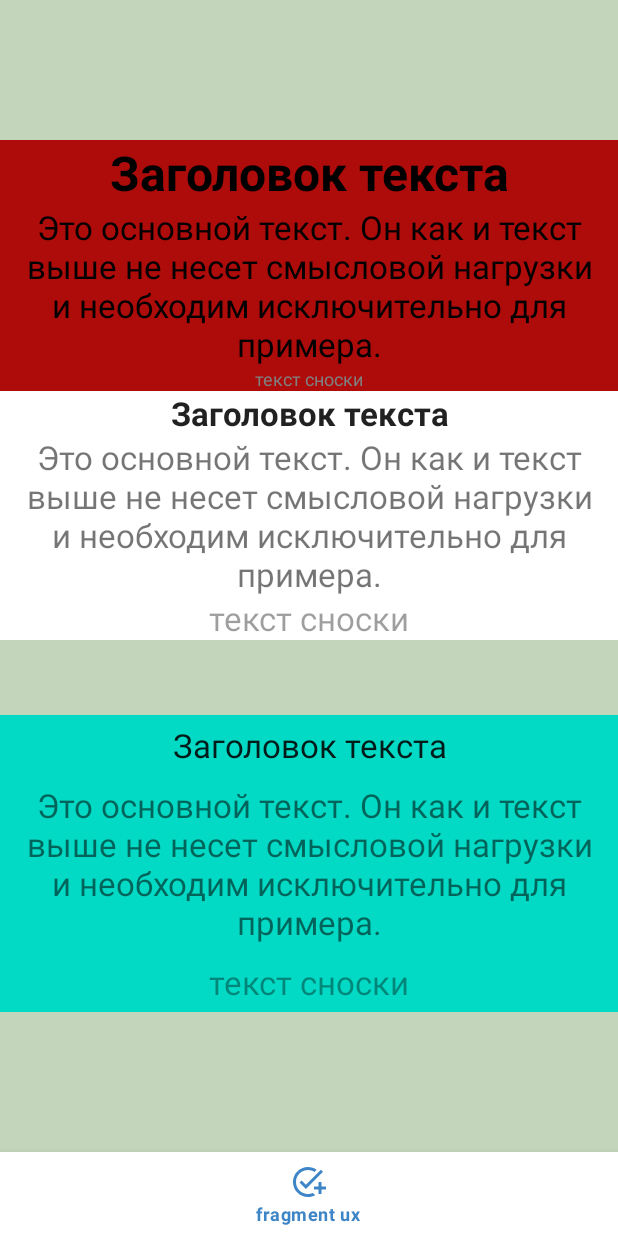
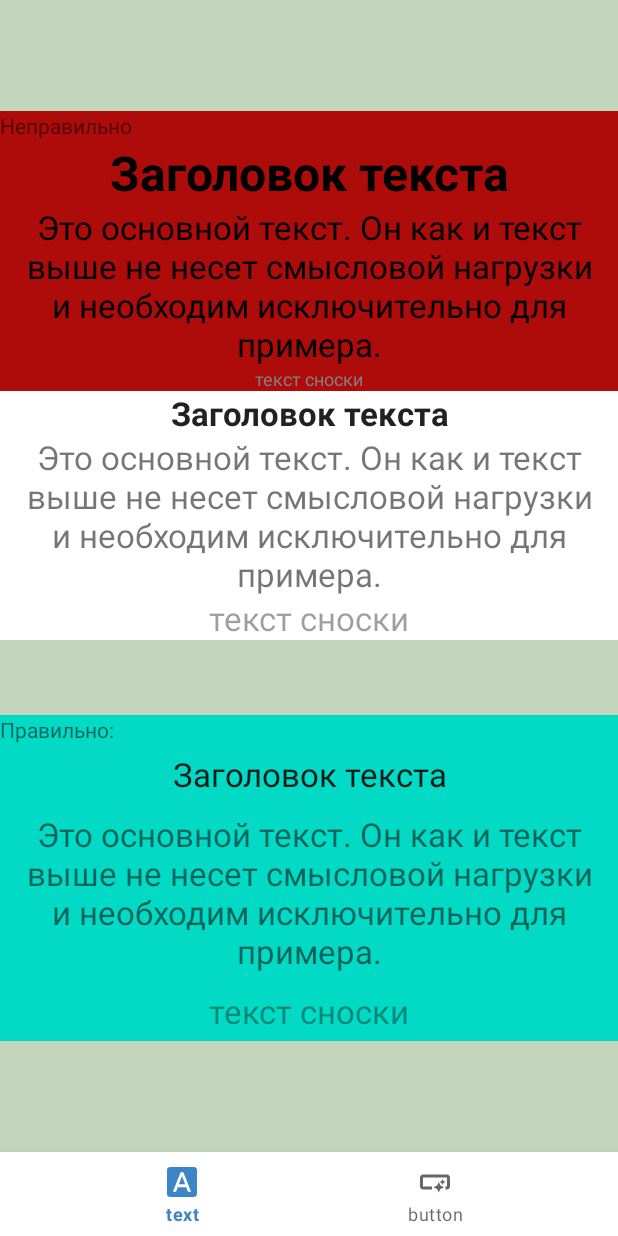
Before and after one commit to vikzak/MaterialDesignMay, an Android app: the UXActivity screen opened directly, with no data from a screen before it, on a phone screen of 412 x 824 dp. Run offline under Robolectric (Android 15) with nearby library versions, the phone set to English and light mode, and no system bars; Roboto replaces fonts that are not available here.

Commit message:
ДЗ№8 5) разобран пример реализации правильного и неправильного подхода к оформлению кнопок в material дизайне.

```diff
--- /dev/null
+++ b/app/src/main/java/com/example/materialdesign/view/ux/TextUXFragment.kt
@@ -0,0 +1,34 @@
+package com.example.materialdesign.view.ux
+
+import android.os.Bundle
+import android.view.*
+import androidx.fragment.app.Fragment
+import com.example.materialdesign.databinding.FragmentUxTextBinding
+
+
+class TextUXFragment : Fragment() {
+
+    private var _binding: FragmentUxTextBinding? = null
+    private val binding: FragmentUxTextBinding
+        get() = _binding!!
+
+
+    companion object {
+        fun newInstance() = TextUXFragment()
+    }
+
+    override fun onCreateView(
+        inflater: LayoutInflater,
+        container: ViewGroup?,
+        savedInstanceState: Bundle?
+    ): View? {
+        _binding = FragmentUxTextBinding.inflate(inflater, container, false)
+        return binding.root
+    }
+
+
+    override fun onDestroy() {
+        super.onDestroy()
+        _binding = null
+    }
+}
--- a/app/src/main/java/com/example/materialdesign/view/ux/UXActivity.kt
+++ b/app/src/main/java/com/example/materialdesign/view/ux/UXActivity.kt
@@ -1,21 +1,15 @@
 package com.example.materialdesign.view.ux
 
 
-import android.content.Intent
 import android.os.Bundle
-import android.os.Handler
-import android.widget.ImageView
 import androidx.appcompat.app.AppCompatActivity
 import androidx.fragment.app.Fragment
 import com.example.materialdesign.R
-import com.example.materialdesign.databinding.ActivityMainBinding
 import com.example.materialdesign.databinding.ActivityUxBinding
-import com.example.materialdesign.view.MainActivity
-import com.example.materialdesign.view.MainFragment
 
 
 class UXActivity : AppCompatActivity() {
-    lateinit var binding : ActivityUxBinding
+    lateinit var binding: ActivityUxBinding
 
 
     override fun onCreate(savedInstanceState: Bundle?) {
@@ -24,18 +18,21 @@ class UXActivity : AppCompatActivity() {
         setContentView(binding.root)
 
         binding.bottomNavigationViewUX.setOnItemSelectedListener {
-            when(it.itemId){
-                R.id.fragment_ux->{
-                    navigateTo(UXFragment.newInstance())
+            when (it.itemId) {
+                R.id.fragment_ux_text -> {
+                    navigateTo(TextUXFragment.newInstance())
+                }
+                R.id.fragment_ux_button -> {
+                    navigateTo(ButtonUXFragment.newInstance())
                 }
             }
             true
         }
-        binding.bottomNavigationViewUX.selectedItemId = R.id.fragment_ux
+        binding.bottomNavigationViewUX.selectedItemId = R.id.fragment_ux_text
     }
 
-    fun navigateTo(fragment: Fragment){
-        supportFragmentManager.beginTransaction().replace(R.id.container,fragment).commit()
+    fun navigateTo(fragment: Fragment) {
+        supportFragmentManager.beginTransaction().replace(R.id.container, fragment).commit()
     }
 
 }
--- a/app/src/main/java/com/example/materialdesign/view/ux/UXFragment.kt
+++ /dev/null
@@ -1,58 +0,0 @@
-package com.example.materialdesign.view.ux
-
-import android.content.Intent
-import android.net.Uri
-import android.os.Build
-import android.os.Bundle
-import android.util.Log
-import android.view.*
-import android.widget.ImageView
-import android.widget.Toast
-import androidx.annotation.RequiresApi
-import androidx.constraintlayout.widget.ConstraintLayout
-import androidx.core.content.ContextCompat
-import androidx.fragment.app.Fragment
-import androidx.fragment.app.viewModels
-import androidx.lifecycle.coroutineScope
-import androidx.transition.ChangeImageTransform
-import androidx.transition.TransitionManager
-import coil.load
-import com.example.materialdesign.R
-import com.example.materialdesign.databinding.FragmentMainBinding
-import com.example.materialdesign.databinding.FragmentUxBinding
-import com.example.materialdesign.repository.NasaRepositoryImplementation
-import com.example.materialdesign.view.chips.SettingFragment
-import com.example.materialdesign.view.layout_maket.animations.AnimationActivityBonus
-import com.example.materialdesign.view.recycler_view.RecyclerActivity
-import com.example.materialdesign.view.ui.BottomNavigationDrawerFragment
-import com.example.materialdesign.view.ui.ESIBottomSheetDialogFragment
-import com.google.android.material.bottomappbar.BottomAppBar
-import com.google.android.material.bottomsheet.BottomSheetBehavior
-
-
-class UXFragment : Fragment() {
-
-    private var _binding: FragmentUxBinding? = null
-    private val binding: FragmentUxBinding
-        get() = _binding!!
-
-
-    companion object {
-        fun newInstance() = UXFragment()
-    }
-
-    override fun onCreateView(
-        inflater: LayoutInflater,
-        container: ViewGroup?,
-        savedInstanceState: Bundle?
-    ): View? {
-        _binding = FragmentUxBinding.inflate(inflater, container, false)
-        return binding.root
-    }
-
-
-    override fun onDestroy() {
-        super.onDestroy()
-        _binding = null
-    }
-}
--- a/app/src/main/res/drawable/ic_baseline_smart_button_24.xml
+++ b/app/src/main/res/drawable/ic_baseline_smart_button_24.xml
@@ -1,4 +1,4 @@
-<vector android:height="24dp" android:tint="#FFFFFF"
+<vector android:height="24dp" android:tint="#000000"
     android:viewportHeight="24" android:viewportWidth="24"
     android:width="24dp" xmlns:android="http://schemas.android.com/apk/res/android">
     <path android:fillColor="@android:color/white" android:pathData="M22,9v6c0,1.1 -0.9,2 -2,2h-1l0,-2h1V9H4v6h6v2H4c-1.1,0 -2,-0.9 -2,-2V9c0,-1.1 0.9,-2 2,-2h16C21.1,7 22,7.9 22,9zM14.5,19l1.09,-2.41L18,15.5l-2.41,-1.09L14.5,12l-1.09,2.41L11,15.5l2.41,1.09L14.5,19zM17,14l0.62,-1.38L19,12l-1.38,-0.62L17,10l-0.62,1.38L15,12l1.38,0.62L17,14zM14.5,19l1.09,-2.41L18,15.5l-2.41,-1.09L14.5,12l-1.09,2.41L11,15.5l2.41,1.09L14.5,19zM17,14l0.62,-1.38L19,12l-1.38,-0.62L17,10l-0.62,1.38L15,12l1.38,0.62L17,14z"/>
--- a/app/src/main/res/layout/fragment_ux.xml
+++ b/app/src/main/res/layout/fragment_ux_text.xml
@@ -3,17 +3,22 @@
     xmlns:app="http://schemas.android.com/apk/res-auto"
     android:layout_width="match_parent"
     android:layout_height="match_parent"
+    android:background="@color/mypalettegreen_100"
     android:gravity="center"
-    android:orientation="vertical"
-    android:background="@color/mypalettegreen_100">
+    android:orientation="vertical">
 
 
     <LinearLayout
         android:layout_width="match_parent"
         android:layout_height="wrap_content"
-        android:orientation="vertical"
         android:background="@color/colorAccent"
-        android:gravity="center">
+        android:gravity="center"
+        android:orientation="vertical">
+
+        <TextView
+            android:layout_width="match_parent"
+            android:layout_height="wrap_content"
+            android:text="@string/notgood" />
 
         <TextView
             android:layout_width="match_parent"
@@ -22,29 +27,31 @@
             android:textAlignment="center"
             android:textColor="@color/black"
             android:textSize="32sp"
-            android:textStyle="bold"/>
+            android:textStyle="bold" />
+
         <TextView
             android:layout_width="match_parent"
             android:layout_height="wrap_content"
             android:text="Это основной текст. Он как и текст выше не несет смысловой нагрузки и необходим исключительно для примера."
             android:textAlignment="center"
             android:textColor="@color/black"
-            android:textSize="22sp"/>
+            android:textSize="22sp" />
+
         <TextView
             android:layout_width="match_parent"
             android:layout_height="wrap_content"
             android:text="текст сноски"
             android:textAlignment="center"
             android:textColor="@color/color_gray_two"
-            android:textSize="12sp"/>
+            android:textSize="12sp" />
     </LinearLayout>
 
     <LinearLayout
         android:layout_width="match_parent"
         android:layout_height="wrap_content"
-        android:orientation="vertical"
+        android:background="@color/white"
         android:gravity="center"
-        android:background="@color/white">
+        android:orientation="vertical">
 
         <TextView
             android:layout_width="match_parent"
@@ -53,56 +60,66 @@
             android:textAlignment="center"
             android:textColor="@color/textDarkPrimary"
             android:textSize="22sp"
-            android:textStyle="bold"/>
+            android:textStyle="bold" />
+
         <TextView
             android:layout_width="match_parent"
             android:layout_height="wrap_content"
             android:text="Это основной текст. Он как и текст выше не несет смысловой нагрузки и необходим исключительно для примера."
             android:textAlignment="center"
             android:textColor="@color/textDarkSecondary"
-            android:textSize="22sp"/>
+            android:textSize="22sp" />
+
         <TextView
             android:layout_width="match_parent"
             android:layout_height="wrap_content"
             android:text="текст сноски"
             android:textAlignment="center"
             android:textColor="@color/textDarkDisabled"
-            android:textSize="22sp"/>
+            android:textSize="22sp" />
     </LinearLayout>
+
     <Space
         android:layout_width="match_parent"
-        android:layout_height="50dp"/>
+        android:layout_height="50dp" />
 
     <LinearLayout
         android:layout_width="match_parent"
         android:layout_height="wrap_content"
-        android:orientation="vertical"
         android:background="@color/teal_200"
-        android:gravity="center">
+        android:gravity="center"
+        android:orientation="vertical">
 
         <TextView
             android:layout_width="match_parent"
             android:layout_height="wrap_content"
+            android:text="@string/good" />
+
+        <TextView
+            android:layout_width="match_parent"
+            android:layout_height="wrap_content"
+            android:layout_margin="5dp"
             android:text="Заголовок текста"
             android:textAlignment="center"
             android:textColor="@color/textDarkPrimary"
-            android:textSize="22sp"
-            android:layout_margin="5dp"/>
+            android:textSize="22sp" />
+
         <TextView
             android:layout_width="match_parent"
             android:layout_height="wrap_content"
+            android:layout_margin="5dp"
             android:text="Это основной текст. Он как и текст выше не несет смысловой нагрузки и необходим исключительно для примера."
             android:textAlignment="center"
             android:textColor="@color/textDarkSecondary"
-            android:textSize="22sp"
-            android:layout_margin="5dp"/>
+            android:textSize="22sp" />
+
         <TextView
             android:layout_width="match_parent"
             android:layout_height="wrap_content"
+            android:layout_margin="5dp"
             android:text="текст сноски"
             android:textAlignment="center"
             android:textColor="@color/textDarkDisabled"
-            android:textSize="22sp"
-            android:layout_margin="5dp"/>
+            android:textSize="22sp" />
     </LinearLayout>
 </LinearLayout>
--- a/app/src/main/res/menu/menu_bottom_navigation_view_ux.xml
+++ b/app/src/main/res/menu/menu_bottom_navigation_view_ux.xml
@@ -1,10 +1,15 @@
 <?xml version="1.0" encoding="utf-8"?>
 <menu xmlns:android="http://schemas.android.com/apk/res/android">
-    <item android:id="@+id/fragment_ux"
-        android:icon="@drawable/ic_baseline_add_task_24"
-        android:tooltipText="@string/fragment_ux"
-        android:title="@string/fragment_ux"/>
-
+    <item
+        android:id="@+id/fragment_ux_text"
+        android:icon="@drawable/ic_baseline_font_download_24"
+        android:title="@string/fragment_ux_text"
+        android:tooltipText="@string/fragment_ux_text" />
+    <item
+        android:id="@+id/fragment_ux_button"
+        android:icon="@drawable/ic_baseline_smart_button_24"
+        android:title="@string/fragment_ux_button"
+        android:tooltipText="@string/fragment_ux_button" />
 
 
 </menu>
--- a/app/src/main/res/values/strings.xml
+++ b/app/src/main/res/values/strings.xml
@@ -64,6 +64,10 @@
     <string name="recycler_earth_description">Описание планеты Земля</string>
     <string name="recycler_mars_description">Описание планеты Марс</string>
     <string name="fragment_ux">fragment ux</string>
+    <string name="fragment_ux_text">text</string>
+    <string name="fragment_ux_button">button</string>
+    <string name="good">Правильно:</string>
+    <string name="notgood">Неправильно</string>
 
 
 </resources>
--- a/app/src/main/res/values/themes.xml
+++ b/app/src/main/res/values/themes.xml
@@ -4,7 +4,7 @@
         <!-- Primary brand color. -->
         <item name="android:navigationBarColor">?superColor_500</item>
         <item name="colorPrimary">?superColor_500</item>
-        <item name="colorOnPrimary">?superColor_500</item>
+        <item name="colorOnPrimary">?superColor_200</item>
         <item name="colorPrimaryContainer">?superColor_100</item>
         <item name="colorOnPrimaryContainer">?superColor_900</item>
         <item name="colorPrimaryInverse">?superColor_200</item>
```
Also changed, not shown: app/src/main/java/com/example/materialdesign/view/ux/ButtonUXFragment.kt (added, +35 -0 lines), app/src/main/res/layout/fragment_ux_button.xml (added, +83 -0 lines).
